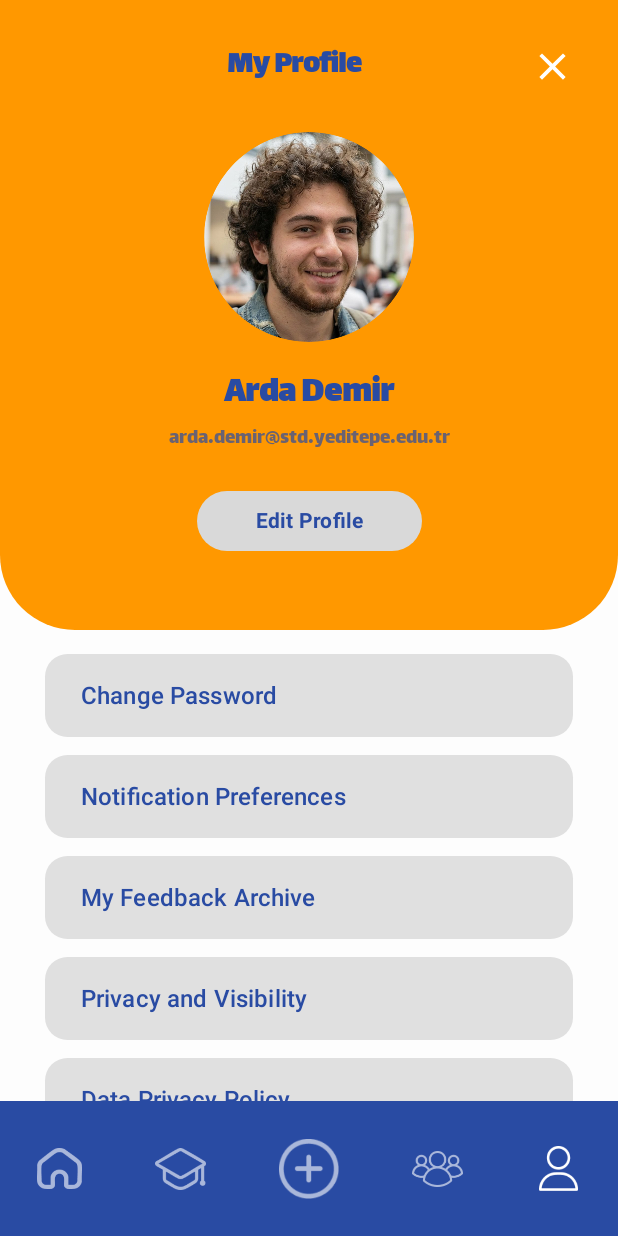
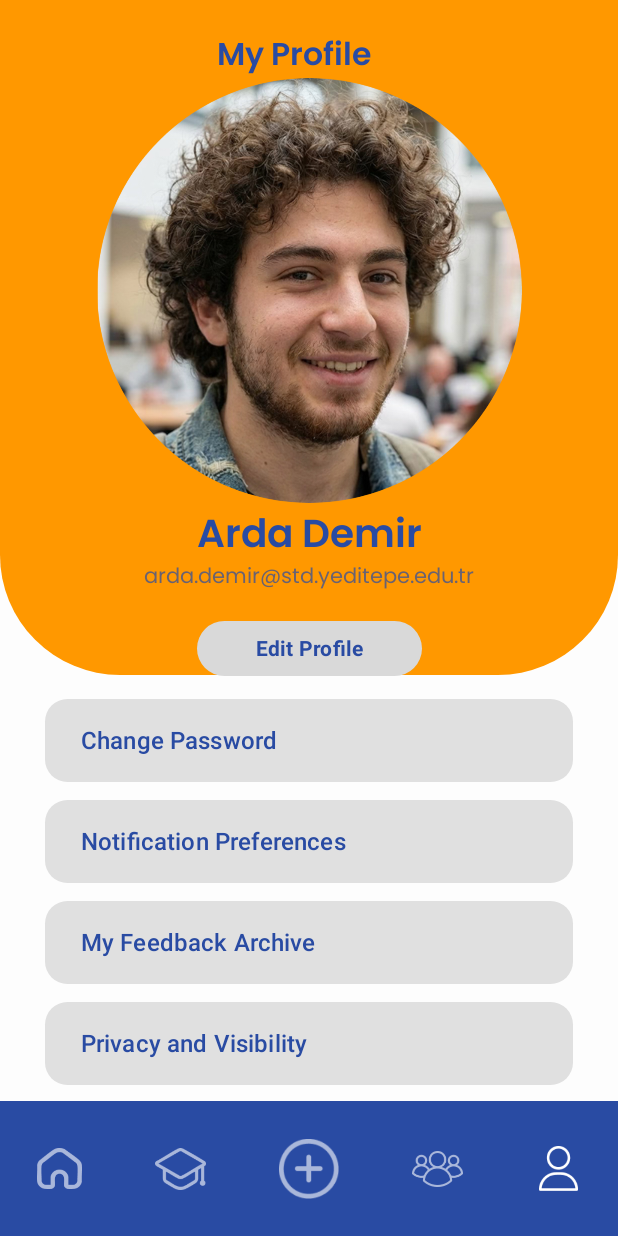
Before and after one commit to rookie238/YUSHARE, an Android app built with Jetpack Compose: the composable MenuScreen shown on its own in the app's theme, on a phone screen of 412 x 824 dp. Run offline under Robolectric (Android 15) with nearby library versions, the phone set to English and light mode, and no system bars.

Commit message:
menu secreen

```diff
--- a/app/src/main/java/com/example/yushare/ui/screens/MenuScreen.kt
+++ b/app/src/main/java/com/example/yushare/ui/screens/MenuScreen.kt
@@ -1,5 +1,4 @@
-package com.example.yushare.ui.screens // ⚠️ BURAYA DİKKAT: Senin dosyanın en üstünde ne yazıyorsa onu yaz!
-
+package com.example.yushare.ui.screens
 import androidx.compose.foundation.Image
 import androidx.compose.foundation.background
 import androidx.compose.foundation.layout.*
@@ -19,7 +18,7 @@ import androidx.compose.ui.unit.dp
 import androidx.compose.ui.unit.sp
 import androidx.compose.material.icons.Icons
 import androidx.compose.material.icons.filled.ArrowForward
-import androidx.compose.material.icons.filled.Close
+
 import com.example.yushare.R
 
 // Rengi buraya sabitledim, hata vermesin diye
@@ -45,16 +44,17 @@ fun MenuScreen() {
             Box(
                 modifier = Modifier
                     .fillMaxWidth()
-                    .height(420.dp)
+                    .height(450.dp)
                     .background(
                         color = Color(0xFFFF9800),
-                        shape = RoundedCornerShape(bottomStart = 50.dp, bottomEnd = 50.dp)
+                        shape = RoundedCornerShape(bottomStart = 80.dp, bottomEnd = 80.dp)
                     )
             ) {
                 Column(
                     modifier = Modifier.fillMaxSize(),
                     horizontalAlignment = Alignment.CenterHorizontally
                 ) {
+                    Spacer(modifier = Modifier.height(1.dp))
                     // Üst Header
                     Box(
                         modifier = Modifier
@@ -66,42 +66,39 @@ fun MenuScreen() {
                             fontSize = 21.sp,
                             fontWeight = FontWeight.SemiBold,
                             color = MenuBlue,
+                            fontFamily = poppinsFontFamily,
                             modifier = Modifier.align(Alignment.Center)
                         )
 
-                        IconButton(
-                            onClick = { /* Geri Git */ },
-                            modifier = Modifier.align(Alignment.CenterEnd)
-                        ) {
-                            Icon(Icons.Default.Close, contentDescription = "Close", tint = Color.White, modifier = Modifier.size(30.dp))
-                        }
+
                     }
 
-                    Spacer(modifier = Modifier.height(20.dp))
+                    Spacer(modifier = Modifier.height(1.dp))
 
-                    // ⚠️ DİKKAT: Buradaki resim ismini kendi projenle aynı yap (örn: R.drawable.profile_pic)
-                    // Hata verirse burayı geçici olarak yorum satırı yap
                     Image(
                         painter = painterResource(id = R.drawable.profile_avatar),
                         contentDescription = "Profile Picture",
                         contentScale = ContentScale.Crop,
                         modifier = Modifier
-                            .size(140.dp)
-                            .clip(RoundedCornerShape(100))
+                            .size(283.dp)
+                            .clip(RoundedCornerShape(283.dp))
                     )
 
-                    Spacer(modifier = Modifier.height(16.dp))
+                    Spacer(modifier = Modifier.height(2.dp))
 
                     Text(
                         text = "Arda Demir",
-                        fontSize = 24.sp,
-                        fontWeight = FontWeight.Bold,
+                        fontSize = 26.sp,
+                        fontWeight = FontWeight.SemiBold,
+                        fontFamily = poppinsFontFamily,
                         color = MenuBlue
                     )
 
                     Text(
                         text = "arda.demir@std.yeditepe.edu.tr",
                         fontSize = 14.sp,
+                        fontWeight = FontWeight.Normal,
+                        fontFamily = poppinsFontFamily,
                         color = MenuBlue.copy(alpha = 0.7f)
                     )
 
@@ -111,7 +108,9 @@ fun MenuScreen() {
                         onClick = { },
                         colors = ButtonDefaults.buttonColors(containerColor = Color(0xFFD9D9D9)),
                         shape = RoundedCornerShape(50.dp),
-                        modifier = Modifier.width(150.dp)
+                        modifier = Modifier
+                            .width(150.dp)
+                            .height(40.dp)
                     ) {
                         Text("Edit Profile", color = MenuBlue, fontWeight = FontWeight.Bold)
                     }
```
